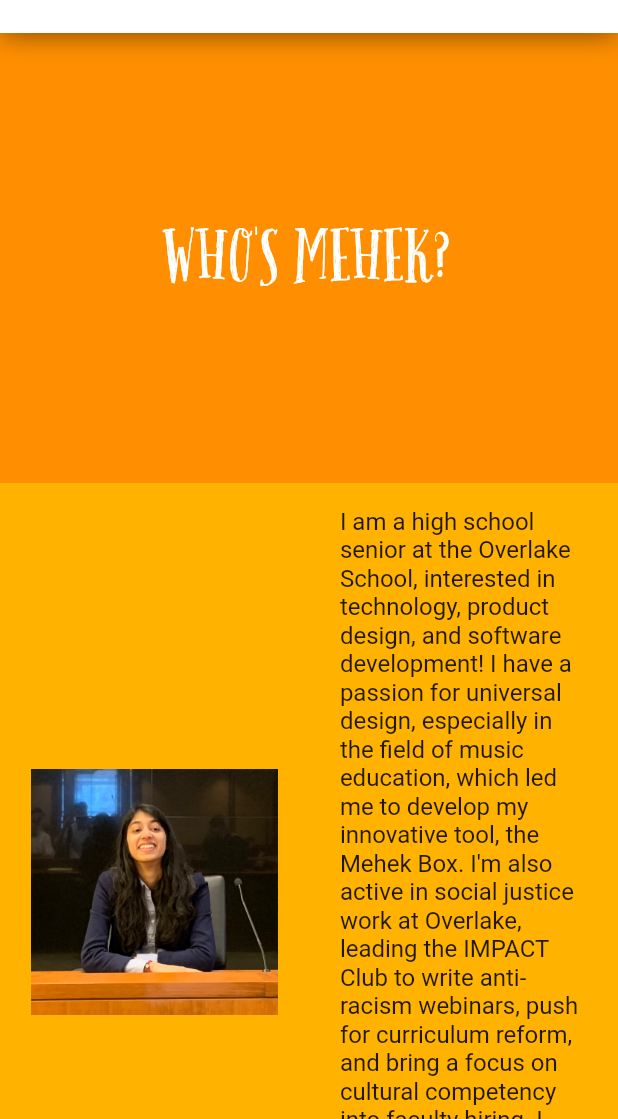
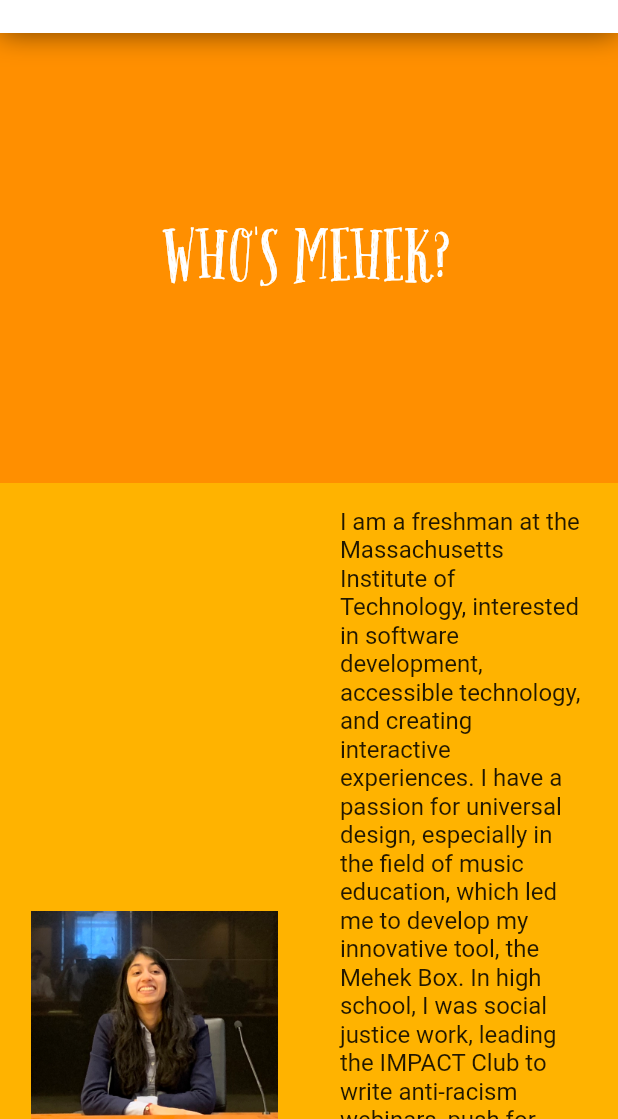
Before and after one commit to whatthemehek/about_page, a Flutter app: the WhoPage screen opened by its route, on a phone screen of 412 x 824 dp, the part 117-1236 px from its top. Run offline on Flutter 3.47's test engine with Material 2 defaults, Android fonts, the phone set to English and light mode, and no system bars; our stand-ins replace youtube_player_iframe; missing offline and left inert: gooey_carousel.

Commit message:
Update who.dart
updated description

```diff
--- a/lib/who.dart
+++ b/lib/who.dart
@@ -43,7 +43,7 @@ class WhoPage extends StatelessWidget{
                             Container (
                               width: width*0.4,
                               child: Text (
-                                "I am a high school senior at the Overlake School, interested in technology, product design, and software development! I have a passion for universal design, especially in the field of music education, which led me to develop my innovative tool, the Mehek Box. I'm also active in social justice work at Overlake, leading the IMPACT Club to write anti-racism webinars, push for curriculum reform, and bring a focus on cultural competency into faculty hiring. I hope to continue working on socially-conscious, design-forward projects, and keep learning! ",
+                                "I am a freshman at the Massachusetts Institute of Technology, interested in software development, accessible technology, and creating interactive experiences. I have a passion for universal design, especially in the field of music education, which led me to develop my innovative tool, the Mehek Box. In high school, I was social justice work, leading the IMPACT Club to write anti-racism webinars, push for curriculum reform, and bring a focus on cultural competency into faculty hiring. Now, at MIT, I am applying that same social focus in AR/VR Club and my research in the MIT Immersion Lab. I hope to continue working on socially-conscious, design-forward projects, and ultimately, keep learning. ",
                                 textAlign: TextAlign.left,
                                 style: TextStyle(
                                   fontSize: 16,
```
